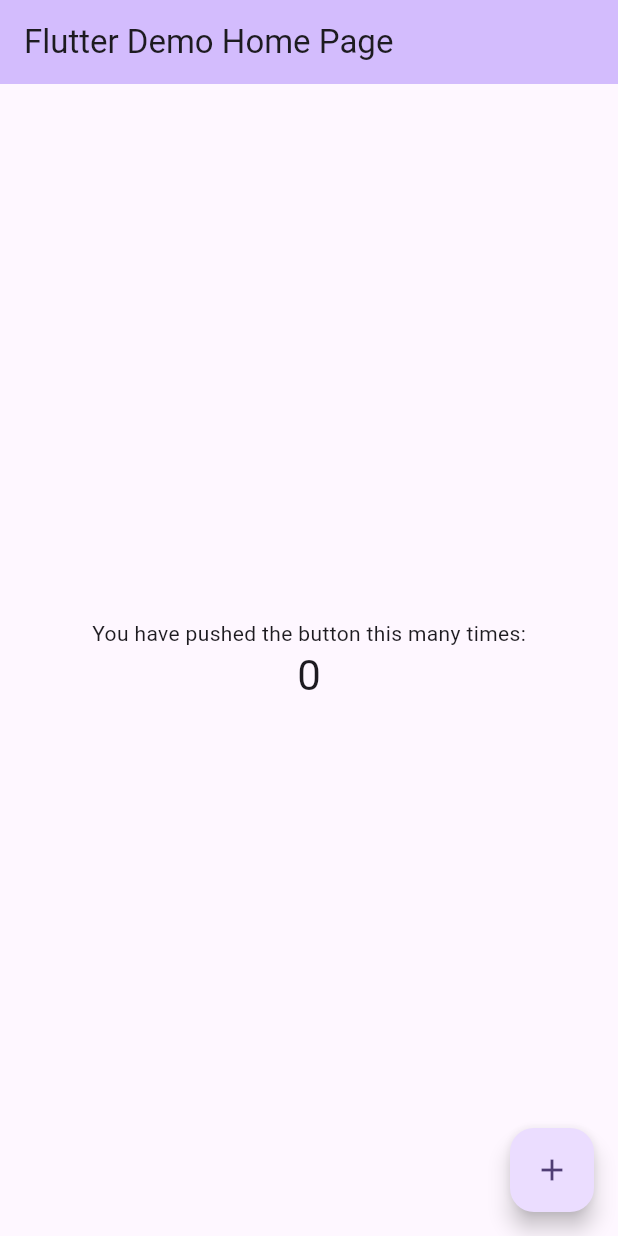
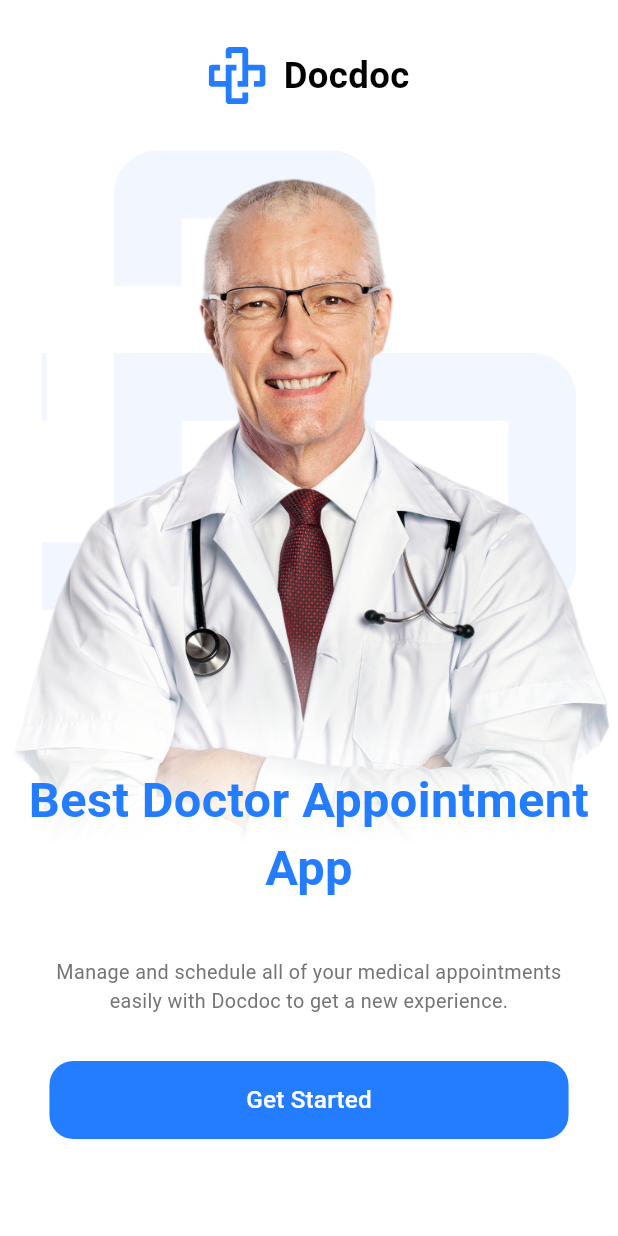
Before and after one commit to AhmedAboshady/flutter_advanced_course, a Flutter app: the screen it shows after launch, on a phone screen of 412 x 824 dp. Run offline on Flutter 3.47's test engine with Material 3 defaults, Android fonts, the phone set to English and light mode, and no system bars; our stand-ins replace flutter_screenutil, flutter_svg.

Commit message:
-added images/svgs folders for assets -added flutter_svg& added flutter_screenutils -added navigation extension -added onBoarding Screen

```diff
--- /dev/null
+++ b/lib/core/helpers/extensions.dart
@@ -0,0 +1,15 @@
+import 'package:flutter/cupertino.dart';
+import 'package:flutter/material.dart';
+
+extension Navigation on BuildContext {
+Future<dynamic> pushNamed(String routeName,{Object? arguments}){
+return Navigator.of(this).pushNamed(routeName,arguments: arguments);
+}
+Future<dynamic> pushReplacementNamed(String routeName,{Object? arguments}){
+  return Navigator.of(this).pushReplacementNamed(routeName,arguments: arguments);
+}
+Future<dynamic> pushNamedAndRemoveUntil(String routeName,{Object? arguments,required RoutePredicate predicate}){
+  return Navigator.of(this).pushNamedAndRemoveUntil(routeName,predicate,arguments: arguments);
+}
+void pop()=>Navigator.of(this).pop();
+}
--- /dev/null
+++ b/lib/core/routing/app_route.dart
@@ -0,0 +1,21 @@
+import 'package:advanced_course/core/routing/routes.dart';
+import 'package:advanced_course/features/onBoarding/onboarding_screen.dart';
+import 'package:flutter/material.dart';
+
+import '../../features/login/ui/login_screen.dart';
+
+class AppRoutes {
+  Route generateRoute(RouteSettings settings) {
+    //this arguments to be passed in any screen like this (arguments as ClassName)
+    final arguments=settings.arguments;
+    switch (settings.name) {
+      case Routes.onBoardingScreen : return MaterialPageRoute(builder: (_) => const OnBoardingScreen());
+      case  Routes.loginScreen : return MaterialPageRoute(builder: (_) => const LoginScreen());
+     default : return MaterialPageRoute(builder: (_) => Scaffold(
+       body: Center(
+         child: Text("No route defined for ${settings.name}"),
+       ),
+     ));
+    }
+  }
+}
--- /dev/null
+++ b/lib/core/routing/routes.dart
@@ -0,0 +1,4 @@
+class Routes{
+static const String   onBoardingScreen='/onBoardingScreen';
+static const String   loginScreen='/loginScreen';
+}
--- /dev/null
+++ b/lib/core/theming/colors.dart
@@ -0,0 +1,8 @@
+import 'dart:ui';
+
+import 'package:flutter/material.dart';
+
+class ColorsManager{
+  static const Color mainBlue =Color(0xff247CFF);
+  static const Color grey =Color(0xff757575);
+}
--- /dev/null
+++ b/lib/core/theming/styles.dart
@@ -0,0 +1,28 @@
+import 'dart:ui';
+
+import 'package:advanced_course/core/theming/colors.dart';
+import 'package:flutter/material.dart';
+import 'package:flutter_screenutil/flutter_screenutil.dart';
+
+class TextStyles{
+  static TextStyle font24Black700Weight=TextStyle(
+    fontSize:24.sp,
+    fontWeight: FontWeight.w700,
+    color: Colors.black
+  );
+  static TextStyle font32BlueBold=TextStyle(
+    fontSize: 32.sp,
+      fontWeight: FontWeight.bold,
+      color: ColorsManager.mainBlue
+  );
+  static TextStyle font13greyRegular=TextStyle(
+      fontSize: 13.sp,
+      fontWeight: FontWeight.normal,
+      color: ColorsManager.grey
+  );
+  static TextStyle font16WhiteSemiBold=TextStyle(
+      fontSize: 16.sp,
+      fontWeight: FontWeight.w500,
+      color: Colors.white
+  );
+}
--- /dev/null
+++ b/lib/doc_app.dart
@@ -0,0 +1,28 @@
+import 'package:advanced_course/core/routing/app_route.dart';
+import 'package:advanced_course/core/routing/routes.dart';
+import 'package:advanced_course/core/theming/colors.dart';
+import 'package:flutter/material.dart';
+import 'package:flutter_screenutil/flutter_screenutil.dart';
+
+class DocApp extends StatelessWidget {
+  final AppRoutes appRoutes;
+  const DocApp({super.key, required this.appRoutes});
+
+  @override
+  Widget build(BuildContext context) {
+    return  ScreenUtilInit(
+      designSize: const Size(375, 812),
+      minTextAdapt: true,
+      child: MaterialApp(
+        title: 'Doc App',
+        theme: ThemeData(
+          primaryColor:ColorsManager.mainBlue,
+          scaffoldBackgroundColor: Colors.white
+        ),
+        debugShowCheckedModeBanner: false,
+        initialRoute: Routes.onBoardingScreen,
+        onGenerateRoute: appRoutes.generateRoute,
+      ),
+    );
+  }
+}
--- /dev/null
+++ b/lib/features/login/ui/login_screen.dart
@@ -0,0 +1,12 @@
+import 'package:flutter/cupertino.dart';
+
+class LoginScreen extends StatelessWidget {
+  const LoginScreen({super.key});
+
+  @override
+  Widget build(BuildContext context) {
+    return const Placeholder(
+
+    );
+  }
+}
--- /dev/null
+++ b/lib/features/onBoarding/onboarding_screen.dart
@@ -0,0 +1,45 @@
+import 'package:advanced_course/core/theming/styles.dart';
+import 'package:advanced_course/features/onBoarding/widgets/doc_logo_name.dart';
+import 'package:advanced_course/features/onBoarding/widgets/doctor_image_and_text.dart';
+import 'package:advanced_course/features/onBoarding/widgets/get_statred_button.dart';
+import 'package:flutter/cupertino.dart';
+import 'package:flutter/material.dart';
+import 'package:flutter_screenutil/flutter_screenutil.dart';
+
+class OnBoardingScreen extends StatelessWidget {
+  const OnBoardingScreen({super.key});
+
+  @override
+  Widget build(BuildContext context) {
+    return Scaffold(
+      body: SafeArea(
+        child: SingleChildScrollView(
+          child: Padding(
+            padding: EdgeInsets.only(
+              top: 30.h,
+              bottom: 30.h,
+            ),
+            child: Column(
+              children: [
+                const DocLogoAndName(),
+                SizedBox(height: 30 ,),
+                const DocImageAndText(),
+                Padding(
+                    padding:EdgeInsets.symmetric(horizontal: 30.w),
+                child: Column(
+                  children: [
+                  Text("Manage and schedule all of your medical appointments easily with Docdoc to get a new experience.",
+                    style:TextStyles.font13greyRegular ,
+                    textAlign: TextAlign.center,),
+                    SizedBox(height: 30.h,),
+                    const GetStartedButton()
+                  ],
+                ),)
+              ],
+            ),
+          ),
+        ),
+      ),
+    );
+  }
+}
--- /dev/null
+++ b/lib/features/onBoarding/widgets/doc_logo_name.dart
@@ -0,0 +1,21 @@
+import 'package:advanced_course/core/theming/styles.dart';
+import 'package:flutter/cupertino.dart';
+import 'package:flutter_screenutil/flutter_screenutil.dart';
+import 'package:flutter_svg/flutter_svg.dart';
+
+class DocLogoAndName extends StatelessWidget {
+  const DocLogoAndName({super.key});
+
+  @override
+  Widget build(BuildContext context) {
+    return Row(
+      mainAxisAlignment: MainAxisAlignment.center,
+      children: [
+      SvgPicture.asset('assets/svgs/docdoc_logo.svg'),
+      SizedBox(width: 10.w,) ,
+        Text("Docdoc",
+        style: TextStyles.font24Black700Weight,)
+      ],
+    );
+  }
+}
--- /dev/null
+++ b/lib/features/onBoarding/widgets/doctor_image_and_text.dart
@@ -0,0 +1,51 @@
+import 'package:advanced_course/core/theming/styles.dart';
+import 'package:flutter/cupertino.dart';
+import 'package:flutter/material.dart';
+import 'package:flutter/widgets.dart';
+import 'package:flutter_svg/flutter_svg.dart';
+
+class DocImageAndText extends StatelessWidget {
+  const DocImageAndText({super.key});
+
+  @override
+  Widget build(BuildContext context) {
+    return Stack(
+      alignment: Alignment.topCenter,
+      children: [
+      SvgPicture.asset('assets/svgs/doc_logo_low_opacity.svg'),
+
+        Container(
+
+          foregroundDecoration: BoxDecoration(
+            gradient: LinearGradient(
+              colors: [
+              Colors.white,
+              Colors.white.withOpacity(0.0)
+              ],
+              begin: Alignment.bottomCenter,
+              end: Alignment.topCenter,
+              stops: const [0.14,0.4]
+            )
+          ),
+          child:  Image.asset('assets/images/onboarding_doctor.png'),
+        ),
+        Positioned(
+          bottom: 30,
+          left: 0,
+          right: 0,
+          child: Padding(
+            padding: const EdgeInsets.all(8.0),
+            child: Text(
+              "Best Doctor Appointment App",
+              textAlign: TextAlign.center,
+              style: TextStyles.font32BlueBold.copyWith(
+                height: 1.4
+              ),
+            ),
+          ),
+        )
+
+      ],
+    );
+  }
+}
--- /dev/null
+++ b/lib/features/onBoarding/widgets/get_statred_button.dart
@@ -0,0 +1,31 @@
+import 'package:advanced_course/core/helpers/extensions.dart';
+import 'package:advanced_course/core/routing/routes.dart';
+import 'package:advanced_course/core/theming/colors.dart';
+import 'package:advanced_course/core/theming/styles.dart';
+import 'package:flutter/cupertino.dart';
+import 'package:flutter/material.dart';
+
+class GetStartedButton  extends StatelessWidget {
+  const GetStartedButton({super.key});
+
+  @override
+  Widget build(BuildContext context) {
+    return TextButton(
+        onPressed: (){
+              context.pushNamed(Routes.loginScreen);
+        },
+        style: ButtonStyle(
+          backgroundColor: MaterialStateProperty.all(ColorsManager.mainBlue),
+          tapTargetSize: MaterialTapTargetSize.shrinkWrap,
+          minimumSize: MaterialStateProperty.all(const Size(double.infinity, 52)),
+          shape: MaterialStateProperty.all(
+            RoundedRectangleBorder(
+              borderRadius: BorderRadius.circular(16)
+            )
+          )
+        ),
+        child: Text(
+            "Get Started",
+        style: TextStyles.font16WhiteSemiBold,));
+  }
+}
--- a/lib/main.dart
+++ b/lib/main.dart
@@ -1,126 +1,8 @@
+import 'package:advanced_course/core/routing/app_route.dart';
 import 'package:flutter/material.dart';
 
+import 'doc_app.dart';
+
 void main() {
-  runApp(const MyApp());
+  runApp( DocApp(appRoutes: AppRoutes(),));
 }
-
-class MyApp extends StatelessWidget {
-  const MyApp({super.key});
-
-  // This widget is the root of your application.
-  @override
-  Widget build(BuildContext context) {
-    return MaterialApp(
-      debugShowCheckedModeBanner: false,
-      title: 'Flutter Demo',
-      theme: ThemeData(
-        // This is the theme of your application.
-        //
-        // TRY THIS: Try running your application with "flutter run". You'll see
-        // the application has a purple toolbar. Then, without quitting the app,
-        // try changing the seedColor in the colorScheme below to Colors.green
-        // and then invoke "hot reload" (save your changes or press the "hot
-        // reload" button in a Flutter-supported IDE, or press "r" if you used
-        // the command line to start the app).
-        //
-        // Notice that the counter didn't reset back to zero; the application
-        // state is not lost during the reload. To reset the state, use hot
-        // restart instead.
-        //
-        // This works for code too, not just values: Most code changes can be
-        // tested with just a hot reload.
-        colorScheme: ColorScheme.fromSeed(seedColor: Colors.deepPurple),
-        useMaterial3: true,
-      ),
-      home: const MyHomePage(title: 'Flutter Demo Home Page'),
-    );
-  }
-}
-
-class MyHomePage extends StatefulWidget {
-  const MyHomePage({super.key, required this.title});
-
-  // This widget is the home page of your application. It is stateful, meaning
-  // that it has a State object (defined below) that contains fields that affect
-  // how it looks.
-
-  // This class is the configuration for the state. It holds the values (in this
-  // case the title) provided by the parent (in this case the App widget) and
-  // used by the build method of the State. Fields in a Widget subclass are
-  // always marked "final".
-
-  final String title;
-
-  @override
-  State<MyHomePage> createState() => _MyHomePageState();
-}
-
-class _MyHomePageState extends State<MyHomePage> {
-  int _counter = 0;
-
-  void _incrementCounter() {
-    setState(() {
-      // This call to setState tells the Flutter framework that something has
-      // changed in this State, which causes it to rerun the build method below
-      // so that the display can reflect the updated values. If we changed
-      // _counter without calling setState(), then the build method would not be
-      // called again, and so nothing would appear to happen.
-      _counter++;
-    });
-  }
-
-  @override
-  Widget build(BuildContext context) {
-    // This method is rerun every time setState is called, for instance as done
-    // by the _incrementCounter method above.
-    //
-    // The Flutter framework has been optimized to make rerunning build methods
-    // fast, so that you can just rebuild anything that needs updating rather
-    // than having to individually change instances of widgets.
-    return Scaffold(
-      appBar: AppBar(
-        // TRY THIS: Try changing the color here to a specific color (to
-        // Colors.amber, perhaps?) and trigger a hot reload to see the AppBar
-        // change color while the other colors stay the same.
-        backgroundColor: Theme.of(context).colorScheme.inversePrimary,
-        // Here we take the value from the MyHomePage object that was created by
-        // the App.build method, and use it to set our appbar title.
-        title: Text(widget.title),
-      ),
-      body: Center(
-        // Center is a layout widget. It takes a single child and positions it
-        // in the middle of the parent.
-        child: Column(
-          // Column is also a layout widget. It takes a list of children and
-          // arranges them vertically. By default, it sizes itself to fit its
-          // children horizontally, and tries to be as tall as its parent.
-          //
-          // Column has various properties to control how it sizes itself and
-          // how it positions its children. Here we use mainAxisAlignment to
-          // center the children vertically; the main axis here is the vertical
-          // axis because Columns are vertical (the cross axis would be
-          // horizontal).
-          //
-          // TRY THIS: Invoke "debug painting" (choose the "Toggle Debug Paint"
-          // action in the IDE, or press "p" in the console), to see the
-          // wireframe for each widget.
-          mainAxisAlignment: MainAxisAlignment.center,
-          children: <Widget>[
-            const Text(
-              'You have pushed the button this many times:',
-            ),
-            Text(
-              '$_counter',
-              style: Theme.of(context).textTheme.headlineMedium,
-            ),
-          ],
-        ),
-      ),
-      floatingActionButton: FloatingActionButton(
-        onPressed: _incrementCounter,
-        tooltip: 'Increment',
-        child: const Icon(Icons.add),
-      ), // This trailing comma makes auto-formatting nicer for build methods.
-    );
-  }
-}
```
Also changed, not shown: pubspec.yaml (+7 -3 lines), assets/images/onboarding_doctor.png (added), assets/svgs/doc_logo_low_opacity.svg (added), assets/svgs/docdoc_logo.svg (added), pubspec.lock, 1 other file.
